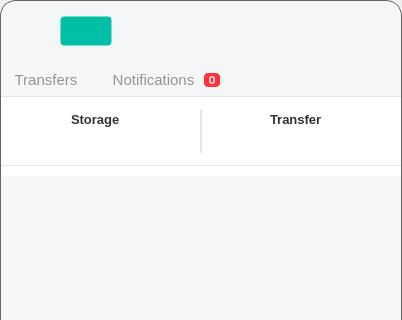
jcassette/megasync-appimage, file src/MEGASync/gui/linux/InfoDialog.ui: the form before one commit; both pictures show x 0 to 402 and y 0 to 320 of the 402 by 564 pixel window.
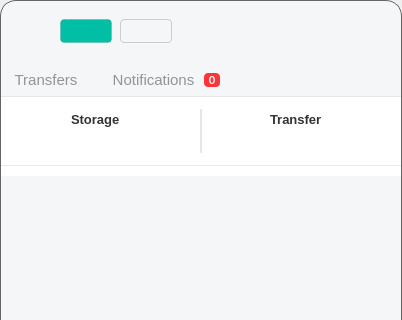
The form after the commit. Icons and pictures are not drawn. Custom widgets are drawn as their Qt base class.

```diff
--- a/src/MEGASync/gui/linux/InfoDialog.ui
+++ b/src/MEGASync/gui/linux/InfoDialog.ui
@@ -71,7 +71,7 @@
 font-family: Inter;
 font-size: 12px;
 line-height: 18px;
-border: 1px solid #0000001A;
+border: 1px solid rgba(0, 0, 0, 10%);
 border-radius: 4px;
 color: #FFFFFF;
 padding: 4px 8px;
@@ -92,7 +92,34 @@
 
 #bUpgrade::disabled
 {
-background-color: #00BFA54D;
+background-color: rgba(0, 191, 165, 30%);
+}
+
+#bCreateSync
+{
+font-family: Inter;
+font-size: 12px;
+line-height: 18px;
+border: 1px solid #CDCDCD;
+border-radius: 4px;
+padding: 4px 8px;
+image-position: right;
+text-align: left;
+}
+
+#bCreateSync::hover
+{
+background-color: #FAFAFA;
+}
+
+#bCreateSync::pressed
+{
+background-color: #FFFFFF;
+}
+
+#bCreateSync::disabled
+{
+background-color: #FFFFFF;
 }</string>
   </property>
   <property name="sizeGripEnabled">
@@ -247,7 +274,7 @@
               </property>
               <layout class="QHBoxLayout" name="horizontalLayout">
                <property name="spacing">
-                <number>16</number>
+                <number>8</number>
                </property>
                <property name="leftMargin">
                 <number>15</number>
@@ -271,18 +298,34 @@
                  </property>
                 </widget>
                </item>
+               <item>
+                <spacer name="horizontalSpacer_16">
+                 <property name="orientation">
+                  <enum>Qt::Horizontal</enum>
+                 </property>
+                 <property name="sizeType">
+                  <enum>QSizePolicy::Fixed</enum>
+                 </property>
+                 <property name="sizeHint" stdset="0">
+                  <size>
+                   <width>8</width>
+                   <height>20</height>
+                  </size>
+                 </property>
+                </spacer>
+               </item>
                <item>
                 <widget class="QPushButton" name="bUpgrade">
                  <property name="minimumSize">
                   <size>
                    <width>0</width>
-                   <height>30</height>
+                   <height>24</height>
                   </size>
                  </property>
                  <property name="maximumSize">
                   <size>
                    <width>16777215</width>
-                   <height>30</height>
+                   <height>24</height>
                   </size>
                  </property>
                  <property name="cursor">
@@ -297,6 +340,37 @@
                  <property name="text">
                   <string/>
                  </property>
+                 <property name="flat">
+                  <bool>true</bool>
+                 </property>
+                </widget>
+               </item>
+               <item>
+                <widget class="QPushButton" name="bCreateSync">
+                 <property name="minimumSize">
+                  <size>
+                   <width>0</width>
+                   <height>24</height>
+                  </size>
+                 </property>
+                 <property name="maximumSize">
+                  <size>
+                   <width>16777215</width>
+                   <height>24</height>
+                  </size>
+                 </property>
+                 <property name="cursor">
+                  <cursorShape>PointingHandCursor</cursorShape>
+                 </property>
+                 <property name="mouseTracking">
+                  <bool>true</bool>
+                 </property>
+                 <property name="styleSheet">
+                  <string notr="true"/>
+                 </property>
+                 <property name="text">
+                  <string notr="true"/>
+                 </property>
                  <property name="icon">
                   <iconset resource="../Resources_linux.qrc">
                    <normaloff>:/images/star-spark.svg</normaloff>:/images/star-spark.svg</iconset>
```
Left out of the diff: 110 changed lines with no effect on the pictures.
